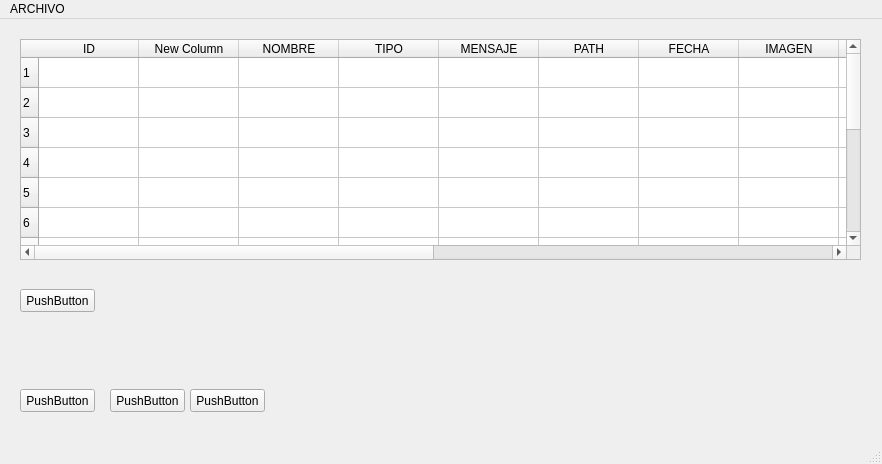
Qt form Vistas/Diseño de Interfaces/admistracion.ui (jesussalatiel/Asistente-Virtual) before a commit.
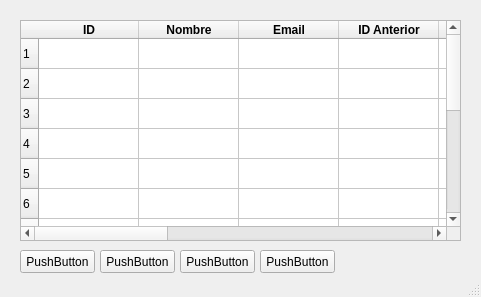
The same form after that commit.

What changed in the file:
```diff
--- a/Vistas/Diseño de Interfaces/admistracion.ui
+++ b/Vistas/Diseño de Interfaces/admistracion.ui
@@ -6,10 +6,22 @@
    <rect>
     <x>0</x>
     <y>0</y>
-    <width>882</width>
-    <height>464</height>
+    <width>481</width>
+    <height>297</height>
    </rect>
   </property>
+  <property name="maximumSize">
+   <size>
+    <width>481</width>
+    <height>297</height>
+   </size>
+  </property>
+  <property name="mouseTracking">
+   <bool>true</bool>
+  </property>
+  <property name="acceptDrops">
+   <bool>true</bool>
+  </property>
   <property name="windowTitle">
    <string>MainWindow</string>
   </property>
@@ -18,7 +30,7 @@
     <property name="geometry">
      <rect>
       <x>20</x>
-      <y>270</y>
+      <y>250</y>
       <width>75</width>
       <height>23</height>
      </rect>
@@ -32,7 +44,7 @@
      <rect>
       <x>20</x>
       <y>20</y>
-      <width>841</width>
+      <width>441</width>
       <height>221</height>
      </rect>
     </property>
@@ -43,7 +55,7 @@
      <number>14</number>
     </property>
     <property name="columnCount">
-     <number>16</number>
+     <number>12</number>
     </property>
     <row/>
     <row/>
@@ -63,40 +75,44 @@
      <property name="text">
       <string>ID</string>
      </property>
-    </column>
-    <column>
-     <property name="text">
-      <string>New Column</string>
+     <property name="font">
+      <font>
+       <weight>75</weight>
+       <bold>true</bold>
+      </font>
      </property>
     </column>
     <column>
      <property name="text">
-      <string>NOMBRE</string>
+      <string>Nombre</string>
      </property>
-    </column>
-    <column>
-     <property name="text">
-      <string>TIPO</string>
+     <property name="font">
+      <font>
+       <weight>75</weight>
+       <bold>true</bold>
+      </font>
      </property>
     </column>
     <column>
      <property name="text">
-      <string>MENSAJE</string>
+      <string>Email</string>
      </property>
-    </column>
-    <column>
-     <property name="text">
-      <string>PATH</string>
+     <property name="font">
+      <font>
+       <weight>75</weight>
+       <bold>true</bold>
+      </font>
      </property>
     </column>
     <column>
      <property name="text">
-      <string>FECHA</string>
+      <string>ID Anterior</string>
      </property>
-    </column>
-    <column>
-     <property name="text">
-      <string>IMAGEN</string>
+     <property name="font">
+      <font>
+       <weight>75</weight>
+       <bold>true</bold>
+      </font>
      </property>
     </column>
     <column/>
@@ -111,8 +127,8 @@
    <widget class="QPushButton" name="pushButton_2">
     <property name="geometry">
      <rect>
-      <x>20</x>
-      <y>370</y>
+      <x>100</x>
+      <y>250</y>
       <width>75</width>
       <height>23</height>
      </rect>
@@ -124,8 +140,8 @@
    <widget class="QPushButton" name="pushButton_3">
     <property name="geometry">
      <rect>
-      <x>110</x>
-      <y>370</y>
+      <x>180</x>
+      <y>250</y>
       <width>75</width>
       <height>23</height>
      </rect>
@@ -137,8 +153,8 @@
    <widget class="QPushButton" name="pushButton_4">
     <property name="geometry">
      <rect>
-      <x>190</x>
-      <y>370</y>
+      <x>260</x>
+      <y>250</y>
       <width>75</width>
       <height>23</height>
      </rect>
@@ -149,23 +165,6 @@
    </widget>
   </widget>
   <widget class="QStatusBar" name="statusbar"/>
-  <widget class="QMenuBar" name="menuBar">
-   <property name="geometry">
-    <rect>
-     <x>0</x>
-     <y>0</y>
-     <width>882</width>
-     <height>21</height>
-    </rect>
-   </property>
-   <widget class="QMenu" name="menuARCHIVO">
-    <property name="title">
-     <string>ARCHIVO</string>
-    </property>
-    <addaction name="actionABRIR"/>
-   </widget>
-   <addaction name="menuARCHIVO"/>
-  </widget>
   <action name="actionABRIR">
    <property name="text">
     <string>ABRIR</string>
```
